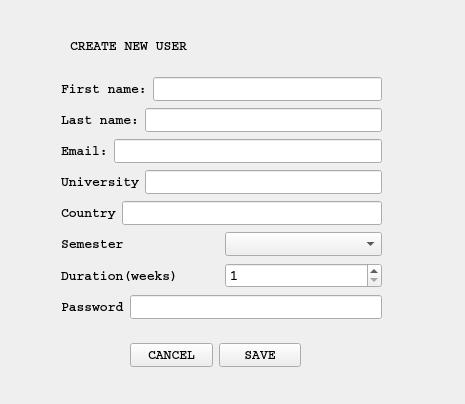
Qt form newstudent.ui (casalete/ErasmusIo) before a commit.
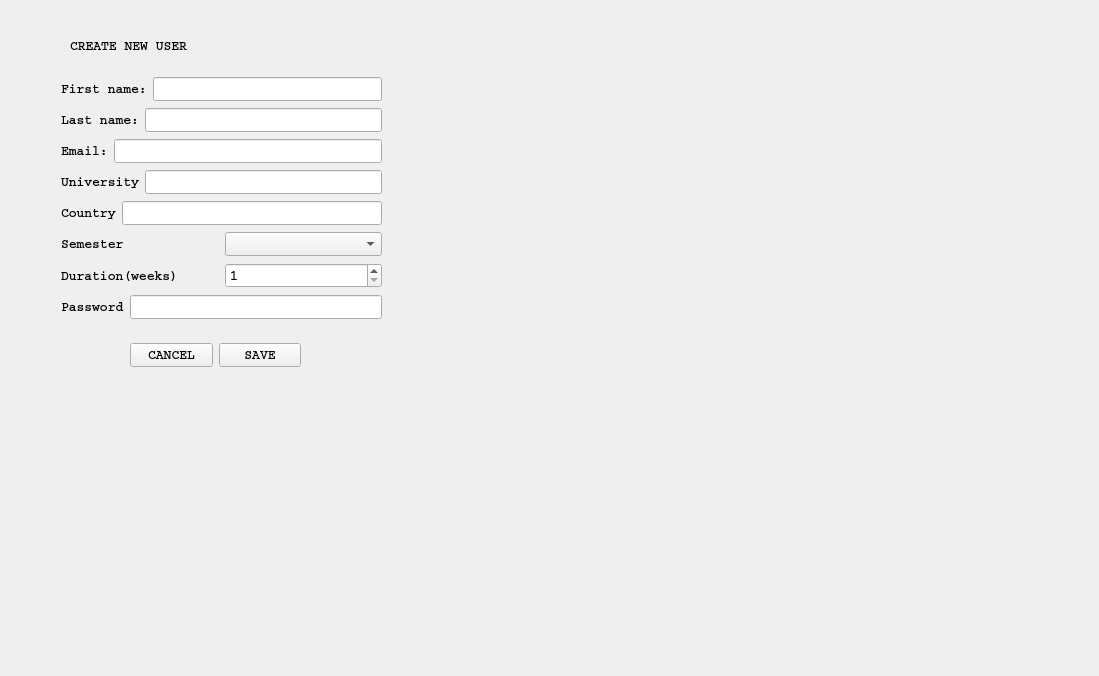
The same form after that commit. Icons and pictures are not drawn.

```diff
--- a/newstudent.ui
+++ b/newstudent.ui
@@ -6,8 +6,8 @@
    <rect>
     <x>0</x>
     <y>0</y>
-    <width>465</width>
-    <height>404</height>
+    <width>1099</width>
+    <height>676</height>
    </rect>
   </property>
   <property name="windowTitle">
@@ -16,7 +16,7 @@
   <property name="styleSheet">
    <string notr="true">background-image: url(:/unic.jpg);</string>
   </property>
-  <widget class="QWidget" name="">
+  <widget class="QWidget" name="layoutWidget">
    <property name="geometry">
     <rect>
      <x>61</x>
@@ -333,7 +333,7 @@
     <string>CREATE NEW USER</string>
    </property>
   </widget>
-  <widget class="QWidget" name="">
+  <widget class="QWidget" name="layoutWidget">
    <property name="geometry">
     <rect>
      <x>130</x>
```
Left out of the diff: 2 changed lines with no effect on the pictures.
